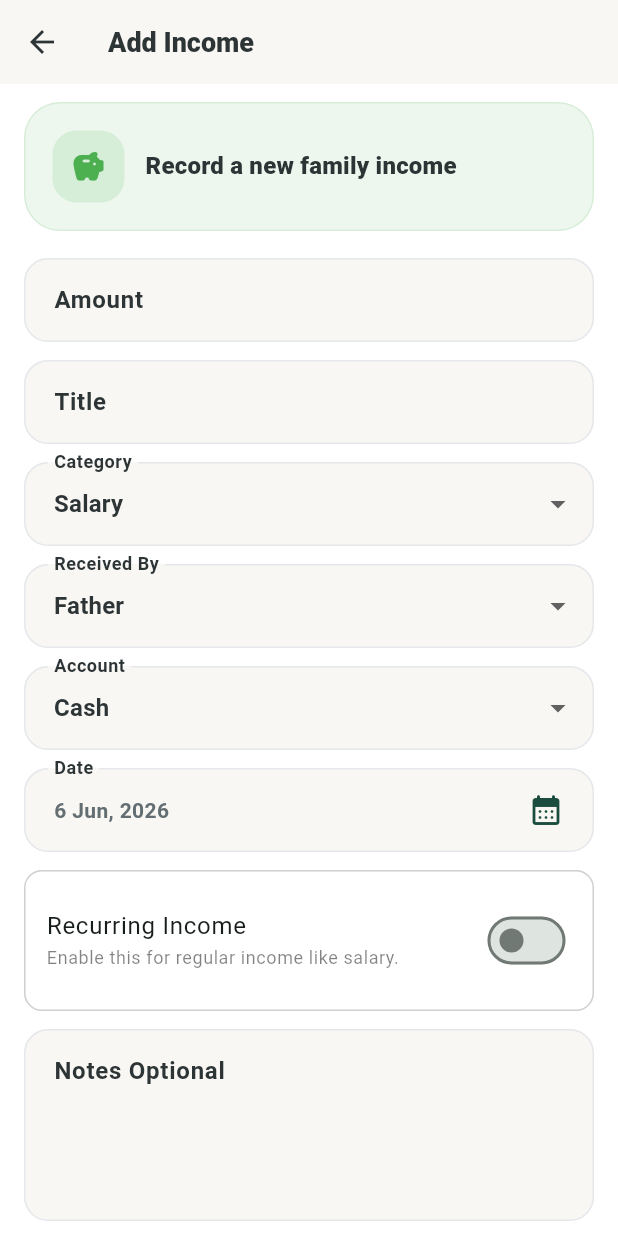
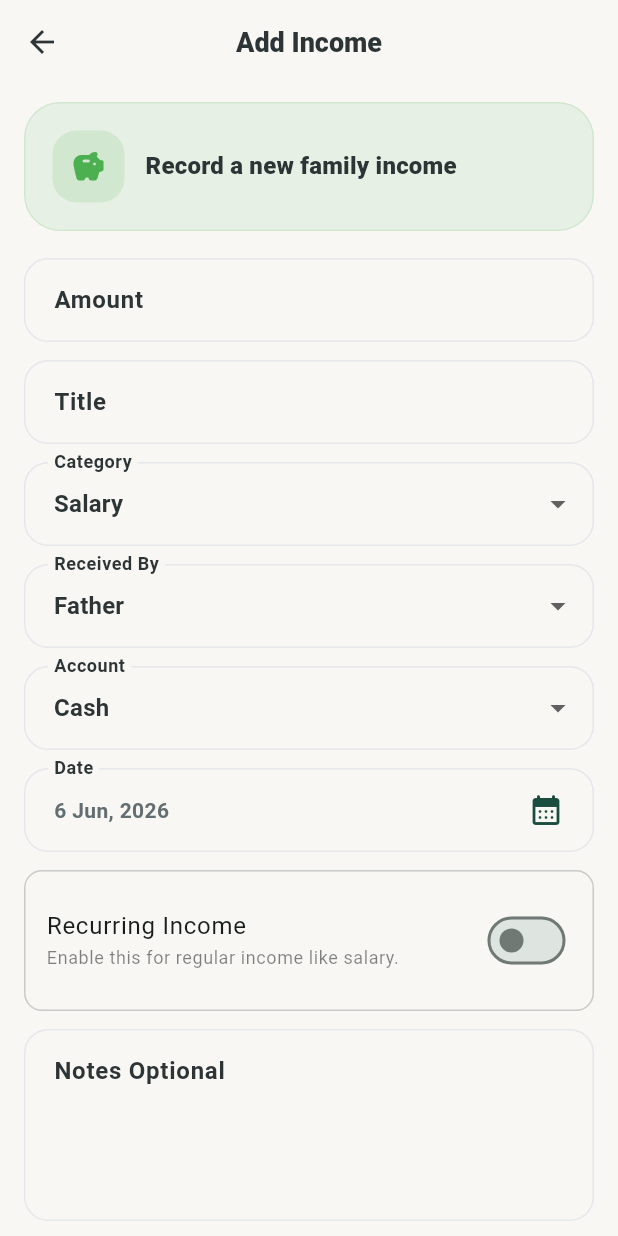
Before and after one commit to LaravelDevBose/griha-lakshmi-app, a Flutter app: the AddEditIncomeScreen screen opened by its route, on a phone screen of 412 x 824 dp. Run offline on Flutter 3.47's test engine with Material 3 defaults, Android fonts, the phone set to English and light mode, and no system bars; our stand-ins replace flutter_secure_storage, shared_preferences; accounts and stored records are empty.

Commit message:
update page and fixed issues

```diff
--- a/lib/features/income/presentation/screens/add_edit_income_screen.dart
+++ b/lib/features/income/presentation/screens/add_edit_income_screen.dart
@@ -1,6 +1,8 @@
 import 'package:flutter/material.dart';
 
 import '../../../../core/api/api.dart';
+import '../../../../core/widgets/app_button.dart';
+import '../../../../core/widgets/app_scaffold.dart';
 import '../../data/datasources/income_remote_datasource.dart';
 import '../../data/models/income_model.dart';
 import '../../data/repositories/income_repository.dart';
@@ -212,29 +214,31 @@ class _AddEditIncomeScreenState extends State<AddEditIncomeScreen> {
 
   @override
   Widget build(BuildContext context) {
-    final ThemeData theme = Theme.of(context);
     const Color incomeColor = Colors.green;
 
-    return Scaffold(
-      backgroundColor: theme.colorScheme.surface,
-      appBar: AppBar(
-        title: Text(widget.isEdit ? 'Edit Income' : 'Add Income'),
-        centerTitle: false,
-      ),
+    return AppScaffold(
+      title: widget.isEdit ? 'Edit Income' : 'Add Income',
+      showDrawer: false,
+      showFooter: false,
+      showQuickActionFab: false,
+      useCustomHeader: false,
+      padding: const EdgeInsets.symmetric(horizontal: 16),
       body: AnimatedBuilder(
         animation: controller,
         builder: (BuildContext context, Widget? child) {
           return Form(
             key: formKey,
             child: ListView(
-              padding: const EdgeInsets.fromLTRB(16, 12, 16, 24),
+              padding: const EdgeInsets.only(
+                top: 12,
+                bottom: 24,
+              ),
               children: [
                 _HeaderCard(
                   isEdit: widget.isEdit,
                   incomeColor: incomeColor,
                 ),
                 const SizedBox(height: 18),
-
                 TextFormField(
                   controller: amountController,
                   keyboardType: TextInputType.number,
@@ -254,9 +258,7 @@ class _AddEditIncomeScreenState extends State<AddEditIncomeScreen> {
                     return null;
                   },
                 ),
-
                 const SizedBox(height: 12),
-
                 TextFormField(
                   controller: titleController,
                   textInputAction: TextInputAction.next,
@@ -272,9 +274,7 @@ class _AddEditIncomeScreenState extends State<AddEditIncomeScreen> {
                     return null;
                   },
                 ),
-
                 const SizedBox(height: 12),
-
                 _DropdownField(
                   label: 'Category',
                   value: selectedCategory,
@@ -285,9 +285,7 @@ class _AddEditIncomeScreenState extends State<AddEditIncomeScreen> {
                     });
                   },
                 ),
-
                 const SizedBox(height: 12),
-
                 _DropdownField(
                   label: 'Received By',
                   value: selectedReceivedBy,
@@ -298,9 +296,7 @@ class _AddEditIncomeScreenState extends State<AddEditIncomeScreen> {
                     });
                   },
                 ),
-
                 const SizedBox(height: 12),
-
                 _DropdownField(
                   label: 'Account',
                   value: selectedAccount,
@@ -311,9 +307,7 @@ class _AddEditIncomeScreenState extends State<AddEditIncomeScreen> {
                     });
                   },
                 ),
-
                 const SizedBox(height: 12),
-
                 InkWell(
                   onTap: _pickDate,
                   borderRadius: BorderRadius.circular(12),
@@ -327,22 +321,23 @@ class _AddEditIncomeScreenState extends State<AddEditIncomeScreen> {
                         Expanded(
                           child: Text(
                             _formatDate(selectedDate),
-                            style: theme.textTheme.bodyMedium?.copyWith(
-                              fontWeight: FontWeight.w700,
-                            ),
+                            style: Theme.of(context)
+                                .textTheme
+                                .bodyMedium
+                                ?.copyWith(
+                                  fontWeight: FontWeight.w700,
+                                ),
                           ),
                         ),
                         Icon(
                           Icons.calendar_month_rounded,
-                          color: theme.colorScheme.primary,
+                          color: Theme.of(context).colorScheme.primary,
                         ),
                       ],
                     ),
                   ),
                 ),
-
                 const SizedBox(height: 12),
-
                 Container(
                   padding: const EdgeInsets.symmetric(
                     horizontal: 14,
@@ -351,7 +346,10 @@ class _AddEditIncomeScreenState extends State<AddEditIncomeScreen> {
                   decoration: BoxDecoration(
                     borderRadius: BorderRadius.circular(12),
                     border: Border.all(
-                      color: theme.colorScheme.outline.withValues(alpha: 0.35),
+                      color: Theme.of(context)
+                          .colorScheme
+                          .outline
+                          .withValues(alpha: 0.35),
                     ),
                   ),
                   child: SwitchListTile(
@@ -360,11 +358,12 @@ class _AddEditIncomeScreenState extends State<AddEditIncomeScreen> {
                     title: const Text('Recurring Income'),
                     subtitle: Text(
                       'Enable this for regular income like salary.',
-                      style: theme.textTheme.bodySmall?.copyWith(
-                        color: theme.colorScheme.onSurface.withValues(
-                          alpha: 0.55,
-                        ),
-                      ),
+                      style: Theme.of(context).textTheme.bodySmall?.copyWith(
+                            color: Theme.of(context)
+                                .colorScheme
+                                .onSurface
+                                .withValues(alpha: 0.55),
+                          ),
                     ),
                     onChanged: (bool value) {
                       setState(() {
@@ -373,9 +372,7 @@ class _AddEditIncomeScreenState extends State<AddEditIncomeScreen> {
                     },
                   ),
                 ),
-
                 const SizedBox(height: 12),
-
                 TextFormField(
                   controller: notesController,
                   maxLines: 4,
@@ -385,34 +382,28 @@ class _AddEditIncomeScreenState extends State<AddEditIncomeScreen> {
                     border: OutlineInputBorder(),
                   ),
                 ),
-
                 if (controller.errorMessage != null) ...[
                   const SizedBox(height: 12),
                   _ErrorMessageBox(
                     message: controller.errorMessage!,
                   ),
                 ],
-
                 const SizedBox(height: 20),
-
-                FilledButton(
+                AppButton(
+                  text: widget.isEdit ? 'Update Income' : 'Save Income',
+                  icon: widget.isEdit
+                      ? Icons.check_rounded
+                      : Icons.save_rounded,
+                  isLoading: controller.isSubmitting,
                   onPressed: controller.isSubmitting ? null : _submit,
-                  child: controller.isSubmitting
-                      ? const SizedBox(
-                          height: 22,
-                          width: 22,
-                          child: CircularProgressIndicator(strokeWidth: 2.4),
-                        )
-                      : Text(widget.isEdit ? 'Update Income' : 'Save Income'),
                 ),
-
                 const SizedBox(height: 10),
-
-                OutlinedButton(
+                AppButton(
+                  text: 'Cancel',
+                  type: AppButtonType.outline,
                   onPressed: controller.isSubmitting
                       ? null
                       : () => Navigator.pop(context),
-                  child: const Text('Cancel'),
                 ),
               ],
             ),
@@ -497,9 +488,10 @@ class _DropdownField extends StatelessWidget {
     return DropdownButtonFormField<String>(
       value: safeValue,
       isExpanded: true,
-      decoration: InputDecoration(
+      decoration: const InputDecoration(
+        border: OutlineInputBorder(),
+      ).copyWith(
         labelText: label,
-        border: const OutlineInputBorder(),
       ),
       items: safeItems.map((String item) {
         return DropdownMenuItem<String>(
```
Also changed, not shown: lib/features/income/presentation/controllers/income_controller.dart (+44 -10 lines), lib/features/income/presentation/screens/income_list_screen.dart (+67 -3 lines), lib/features/transactions/presentation/screens/transactions_screen.dart (+18 -9 lines).
